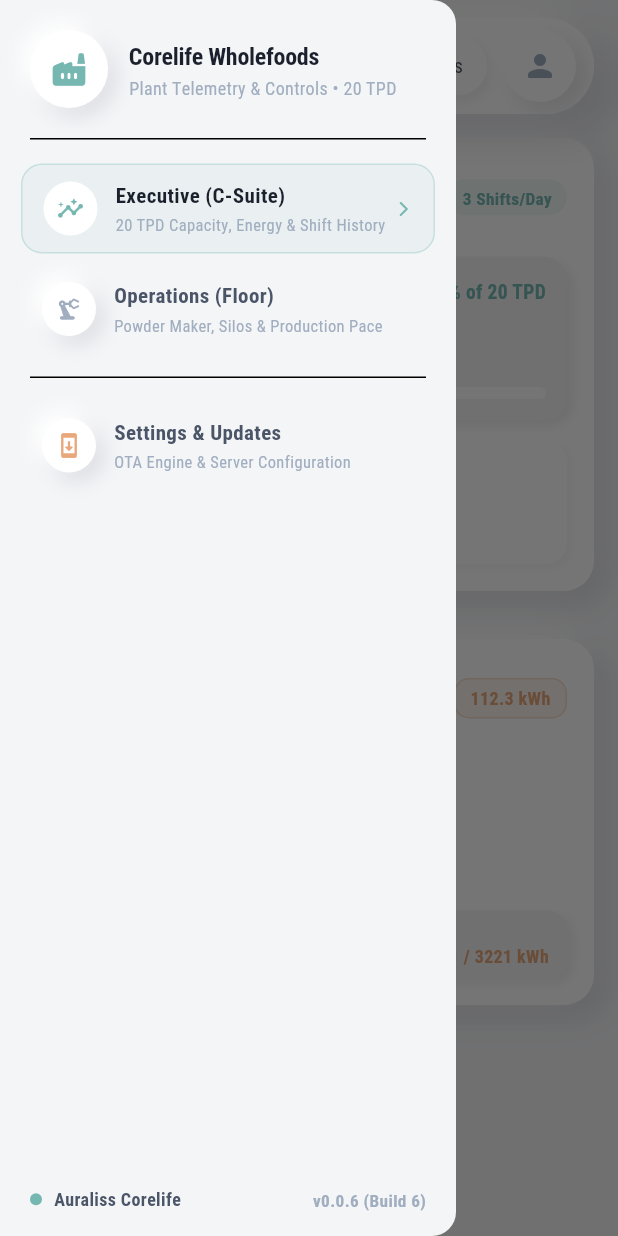
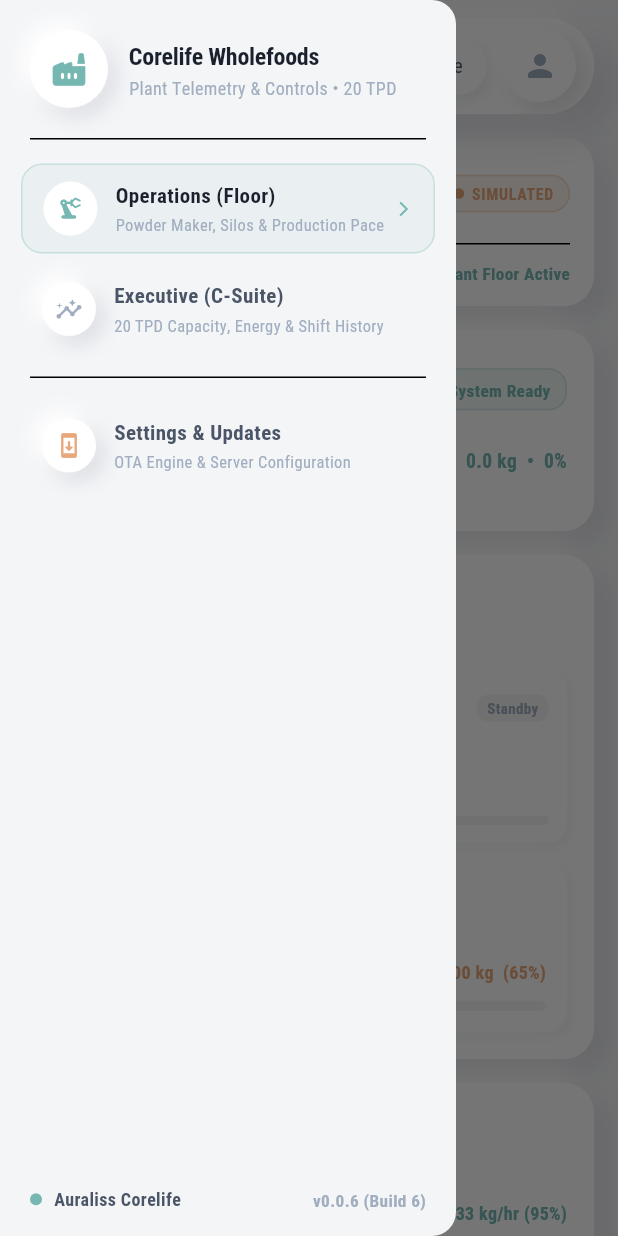
Before and after one commit to perfectmens/lokmangal, a Flutter app: the screen it shows after launch, with the side drawer open, on a phone screen of 412 x 824 dp. Run offline on Flutter 3.47's test engine with Material 3 defaults, Android fonts, the phone set to English and light mode, and no system bars; our stand-ins replace open_filex, package_info_plus, shared_preferences; network calls fail; project files that could hold a hidden picture were left out.

Commit message:
fix(registry): ensure Operations is registered at index 0 and initialize HomeScreen at index 0

```diff
--- a/lib/features/home/page_registry/home_page_registry.dart
+++ b/lib/features/home/page_registry/home_page_registry.dart
@@ -49,7 +49,21 @@
     _registry.clear();
 
     // -------------------------------------------------------------
-    // Page 0: Executive View (PRIMARY — C-Suite Dashboard)
+    // Page 0: Operations View (Floor Dashboard)
+    // -------------------------------------------------------------
+    _registry.add(
+      HomePageModule(
+        id: 'operations',
+        menuLabel: 'Operations',
+        title: 'Operations (Floor)',
+        icon: Icons.precision_manufacturing_rounded,
+        builder: operationsPageBuilder,
+        isVisibleInUi: true,
+      ),
+    );
+
+    // -------------------------------------------------------------
+    // Page 1: Executive View (C-Suite Dashboard)
     // -------------------------------------------------------------
     _registry.add(
       HomePageModule(
@@ -58,20 +72,6 @@
         title: 'Executive (C-Suite)',
         icon: Icons.insights_rounded,
         builder: executivePageBuilder,
-        isVisibleInUi: true,
-      ),
-    );
-
-    // -------------------------------------------------------------
-    // Page 1: Operations View (SECONDARY — Floor Dashboard)
-    // -------------------------------------------------------------
-    _registry.add(
-      HomePageModule(
-        id: 'operations',
-        menuLabel: 'Operations',
-        title: 'Operations (Floor)',
-        icon: Icons.precision_manufacturing_rounded,
-        builder: operationsPageBuilder,
         isVisibleInUi: true,
       ),
     );
--- a/lib/features/home/views/home_screen.dart
+++ b/lib/features/home/views/home_screen.dart
@@ -20,17 +20,17 @@
   final ScrollController _navScrollController = ScrollController();
   final GlobalKey<ScaffoldState> _scaffoldKey = GlobalKey<ScaffoldState>();
 
-  int _selectedPageIndex = 0; // 0: Operations, 1: Executive
+  int _selectedPageIndex = 0;
   bool _isSettingsOpen = false;
 
   @override
   void initState() {
     super.initState();
-    // Executive is primary (index 0), Operations is secondary (index 1)
     HomeScreenPageRegistry.initialize(
       operationsPageBuilder: (context) => const OperationsPage(),
       executivePageBuilder: (context) => const ExecutivePage(),
     );
+    _selectedPageIndex = 0;
   }
 
   @override
--- a/lib/features/home/views/widgets/side_drawer.dart
+++ b/lib/features/home/views/widgets/side_drawer.dart
@@ -93,12 +93,12 @@
                 physics: const BouncingScrollPhysics(),
                 padding: const EdgeInsets.symmetric(vertical: 12.0),
                 children: [
-                  // Executive C-Suite View (Slide 0 — PRIMARY)
+                  // Operations Floor View (Slide 0)
                   _buildDrawerItem(
                     index: 0,
-                    icon: Icons.insights_rounded,
-                    title: 'Executive (C-Suite)',
-                    subtitle: '20 TPD Capacity, Energy & Shift History',
+                    icon: Icons.precision_manufacturing_rounded,
+                    title: 'Operations (Floor)',
+                    subtitle: 'Powder Maker, Silos & Production Pace',
                     isSelected: widget.selectedPageIndex == 0,
                     onTap: () {
                       Navigator.pop(context);
@@ -106,12 +106,12 @@
                     },
                   ),
 
-                  // Operations Floor View (Slide 1)
+                  // Executive C-Suite View (Slide 1)
                   _buildDrawerItem(
                     index: 1,
-                    icon: Icons.precision_manufacturing_rounded,
-                    title: 'Operations (Floor)',
-                    subtitle: 'Powder Maker, Silos & Production Pace',
+                    icon: Icons.insights_rounded,
+                    title: 'Executive (C-Suite)',
+                    subtitle: '20 TPD Capacity, Energy & Shift History',
                     isSelected: widget.selectedPageIndex == 1,
                     onTap: () {
                       Navigator.pop(context);
```
